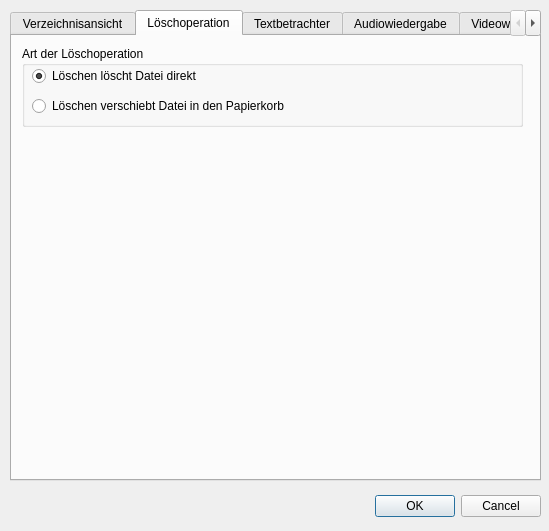
Before: the Qt Designer form settingsdialog.ui in striezel/qt-commander, drawn with Qt 5.
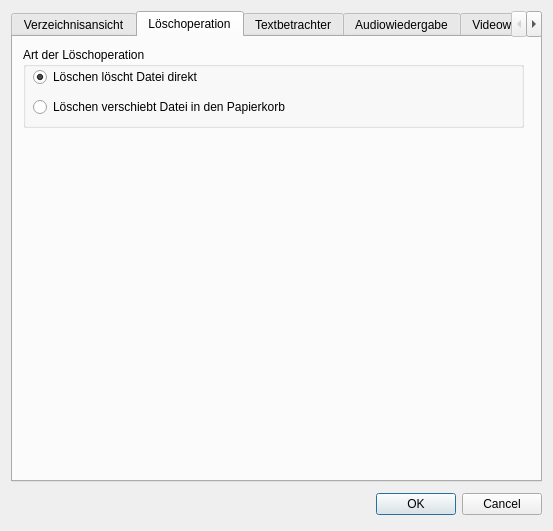
After: the same form once the commit is applied. The open tabs and pages were chosen to show the change. Icons and pictures are not drawn.

Commit message: add grid layout to settings dialog

```diff
--- a/settingsdialog.ui
+++ b/settingsdialog.ui
@@ -16,37 +16,9 @@
   <property name="windowIcon">
    <iconset theme="document-properties"/>
   </property>
-  <widget class="QDialogButtonBox" name="buttonBox">
-   <property name="geometry">
-    <rect>
-     <x>200</x>
-     <y>490</y>
-     <width>341</width>
-     <height>32</height>
-    </rect>
-   </property>
-   <property name="minimumSize">
-    <size>
-     <width>341</width>
-     <height>32</height>
-    </size>
-   </property>
-   <property name="orientation">
-    <enum>Qt::Horizontal</enum>
-   </property>
-   <property name="standardButtons">
-    <set>QDialogButtonBox::Cancel|QDialogButtonBox::Ok</set>
-   </property>
-  </widget>
+  <layout class="QGridLayout" name="gridLayout">
+   <item row="0" column="0">
   <widget class="QTabWidget" name="tabWidget">
-   <property name="geometry">
-    <rect>
-     <x>10</x>
-     <y>10</y>
-     <width>531</width>
-     <height>471</height>
-    </rect>
-   </property>
    <property name="minimumSize">
     <size>
      <width>531</width>
@@ -834,6 +806,24 @@
     </widget>
    </widget>
   </widget>
+   </item>
+   <item row="1" column="0">
+    <widget class="QDialogButtonBox" name="buttonBox">
+     <property name="minimumSize">
+      <size>
+       <width>341</width>
+       <height>32</height>
+      </size>
+     </property>
+     <property name="orientation">
+      <enum>Qt::Horizontal</enum>
+     </property>
+     <property name="standardButtons">
+      <set>QDialogButtonBox::Cancel|QDialogButtonBox::Ok</set>
+     </property>
+    </widget>
+   </item>
+  </layout>
  </widget>
  <resources/>
  <connections>
```
Left out of the diff: 2 changed lines with no effect on the pictures. Lines whose indentation alone changed are shown as unchanged.
